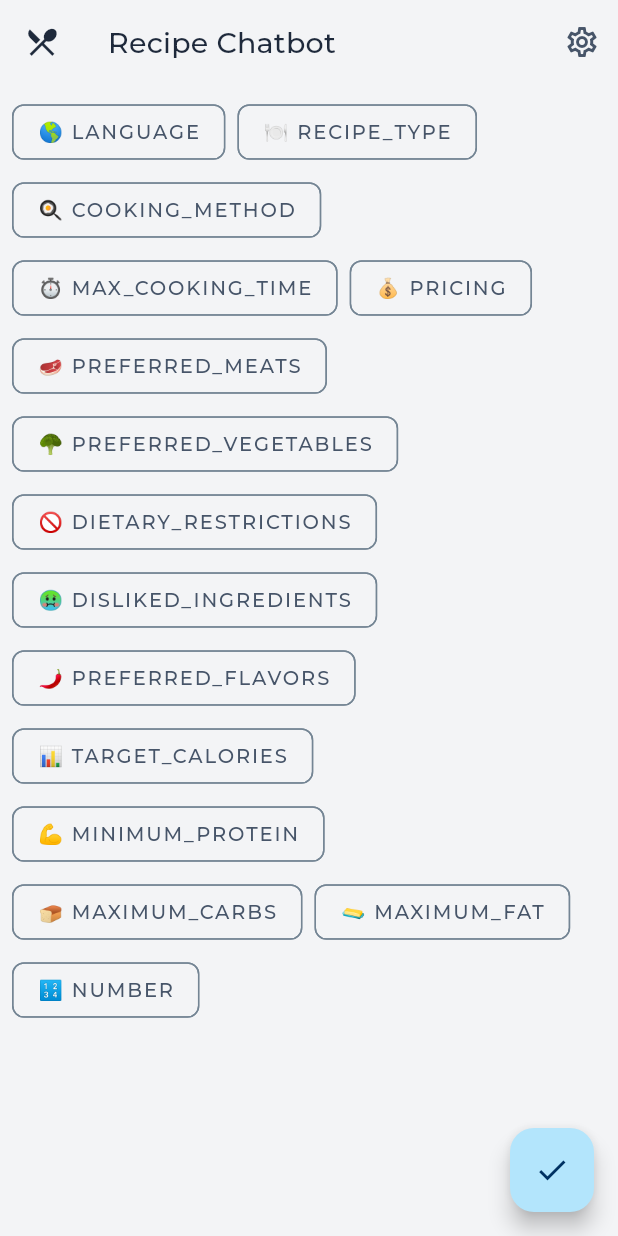
After one commit to oasisjpeg/CalorieAI, a Flutter app: the RecipeChatbotScreen screen opened directly, on a phone screen of 412 x 824 dp. The commit adds this screen. Run offline on Flutter 3.47's test engine with Material 3 defaults, Android fonts, the phone set to English and light mode, and no system bars; our stand-ins replace animated_flip_counter, auto_size_text, bloc, cached_network_image, envied, equatable and 15 more; missing offline and left inert: horizontal_picker, mobile_scanner; accounts and stored records are empty; generated files the repository leaves out were written again.

Commit message:
added recipe_chatbot

````diff
--- a/lib/core/presentation/widgets/main_appbar.dart
+++ b/lib/core/presentation/widgets/main_appbar.dart
@@ -1,11 +1,17 @@
+
 import 'package:flutter/material.dart';
 import 'package:opennutritracker/core/utils/navigation_options.dart';
 
 class MainAppbar extends StatelessWidget implements PreferredSizeWidget {
   final String title;
   final IconData iconData;
+  final VoidCallback? onPressedAdd;
 
-  const MainAppbar({super.key, required this.title, required this.iconData});
+  const MainAppbar(
+      {super.key,
+      required this.title,
+      required this.iconData,
+      this.onPressedAdd});
 
   @override
   Widget build(BuildContext context) {
@@ -13,15 +19,21 @@ class MainAppbar extends StatelessWidget implements PreferredSizeWidget {
       leading: Icon(iconData),
       title: Text(title),
       actions: [
+        if (onPressedAdd != null)
+          IconButton(
+              onPressed: () {
+                onPressedAdd?.call();
+              },
+              icon: const Icon(Icons.add)),
         IconButton(
-            onPressed: () {
-              Navigator.of(context).pushNamed(NavigationOptions.settingsRoute);
-            },
-            icon: const Icon(Icons.settings_outlined))
+          onPressed: () {
+            Navigator.of(context).pushNamed(NavigationOptions.settingsRoute);
+          },
+          icon: const Icon(Icons.settings_outlined),
+        )
       ],
     );
   }
-
   @override
   Size get preferredSize => const Size.fromHeight(kToolbarHeight);
 }
--- a/lib/core/utils/locator.dart
+++ b/lib/core/utils/locator.dart
@@ -53,6 +53,8 @@ import 'package:opennutritracker/features/meal_detail/presentation/bloc/meal_det
 import 'package:opennutritracker/features/onboarding/presentation/bloc/onboarding_bloc.dart';
 import 'package:opennutritracker/features/profile/presentation/bloc/profile_bloc.dart';
 import 'package:opennutritracker/features/scanner/domain/usecase/search_product_by_barcode_usecase.dart';
+import 'package:opennutritracker/features/recipe_chatbot/data/recipe_chatbot_service.dart';
+import 'package:opennutritracker/features/recipe_chatbot/presentation/bloc/recipe_chatbot_bloc.dart';
 import 'package:opennutritracker/features/scanner/presentation/scanner_bloc.dart';
 import 'package:opennutritracker/features/settings/domain/usecase/export_data_usecase.dart';
 import 'package:opennutritracker/features/settings/domain/usecase/import_data_usecase.dart';
@@ -80,6 +82,9 @@ Future<void> initLocator() async {
 
   // AI Services
   locator.registerLazySingleton<GeminiService>(() => GeminiService());
+
+  // ChatbotService
+  locator.registerLazySingleton<RecipeChatbotService>(() => RecipeChatbotService(locator()));
 
   // BLoCs
   locator.registerLazySingleton<OnboardingBloc>(
@@ -118,6 +123,7 @@ Future<void> initLocator() async {
       .registerFactory<ProductsBloc>(() => ProductsBloc(locator(), locator()));
   locator.registerFactory<FoodBloc>(() => FoodBloc(locator(), locator()));
   locator.registerFactory(() => RecentMealBloc(locator(), locator()));
+  locator.registerFactory(() => RecipeChatbotBloc(locator()));
 
   // UseCases
   locator.registerLazySingleton<GetConfigUsecase>(
--- /dev/null
+++ b/lib/features/recipe_chatbot/data/recipe_chatbot_service.dart
@@ -0,0 +1,146 @@
+import 'dart:convert';
+
+import 'package:opennutritracker/core/services/gemini_service.dart';
+import 'package:opennutritracker/features/recipe_chatbot/domain/recipe_entity.dart';
+
+class RecipeChatbotService {
+  final GeminiService geminiService;
+
+  RecipeChatbotService(this.geminiService);
+
+  // Moved the template outside the method to be a class member
+  static const String _recipePromptTemplate = """I need [NUMBER] recipes in JSON format, designed to fit specific macronutrient goals. Please consider the following user preferences:
+
+*   Language: [LANGUAGE] (Choose ONE: English, Spanish, French, German, etc. - The recipe should be written in this language.)
+*   Recipe Type: [RECIPE_TYPE] (Choose ONE: main course, side dish, snack, dessert, breakfast)
+*   Cooking Method: [COOKING_METHOD] (Prioritize air fryer. Can include other cooking methods only if necessary as a minor step. Options: air fryer, baked, grilled, stovetop)
+*   Maximum Cooking Time: [MAX_COOKING_TIME] minutes (Target is total cooking time. Be realistic.)
+*   Pricing: [PRICING] (Choose ONE: budget-friendly, normal, pricier. This reflects the cost of the ingredients per serving.)
+*   Preferred Meats: [PREFERRED_MEATS] (List preferred meats, separated by commas. Use 'any' if there are no meat preferences.)
+*   Preferred Vegetables: [PREFERRED_VEGETABLES] (List preferred vegetables, separated by commas. Use 'any' if there are no vegetable preferences.)
+*   Dietary Restrictions: [DIETARY_RESTRICTIONS] (List any restrictions. Use 'none' if there are no restrictions. Examples: gluten-free, dairy-free, vegetarian, vegan, low-carb, keto)
+*   Disliked Ingredients: [DISLIKED_INGREDIENTS] (List any ingredients to avoid, separated by commas. Use 'none' if there are no disliked ingredients. Examples: onions, mushrooms, cilantro)
+*   Preferred Flavors/Cuisines: [PREFERRED_FLAVORS] (Describe desired flavors or cuisines. Examples: spicy, Italian, Asian, Mexican, Mediterranean, BBQ. Use 'any' if there are no specific flavor preferences.)
+
+*   Macronutrient Targets (Per Serving):
+    *   Calories: Approximately [TARGET_CALORIES] (Prioritize staying close to this value. A tolerance of +/- 50 calories is acceptable, but aim to be as close as possible.)
+    *   Protein: At least [MINIMUM_PROTEIN] grams (Protein target is important for satiety. Prioritize meeting or exceeding this target.)
+    *   Carbs: Up to [MAXIMUM_CARBS] grams (Keep carbs below this maximum.)
+    *   Fat: Up to [MAXIMUM_FAT] grams (Keep fat below this maximum.)
+
+Instructions for Recipe Generation:
+
+1.  Prioritize recipes that can be realistically cooked primarily in an air fryer within the specified time limit. Only include other cooking methods as very minor steps if absolutely necessary.
+2.  Generate the recipe in the specified language. The instructions and ingredient names should be in the selected language.
+3.  Create a recipe that aligns with the chosen pricing category (budget-friendly, normal, pricier). Budget-friendly recipes should use inexpensive ingredients.
+4.  Use the preferred meats and vegetables as much as possible.
+5.  Strictly adhere to any dietary restrictions.
+6.  Ensure the disliked ingredients are completely absent from the recipes.
+7.  Aim for flavor profiles that match the preferred flavors/cuisines.
+8.  Crucially, focus on hitting the protein target first, then calories, then staying under the maximum carb and fat targets.
+9.  All quantities in the ingredient list MUST be in metric units (grams, milliliters, etc.).
+10. Nutritional values (calories, protein, carbs, fat) are ESTIMATES. They should be clearly stated for each recipe. If precise nutritional data is unavailable, provide a reasonable estimate.
+11. For ingredients, provide a list of strings. For nutriments, provide a nested object.
+12. Provide clear and easy-to-follow cooking instructions.
+
+Please provide the response strictly in the following JSON format. Do not include any other text before or after the JSON array. The response should be a valid JSON array of recipe objects:
+```json
+[
+  {
+    "title": "recipe title (in [LANGUAGE])",
+    "description": "recipe description (in [LANGUAGE])",
+    "prep_time": "X minutes",
+    "cook_time": "Y minutes",
+    "ingredients": ["ingredient1 (in [LANGUAGE])", "ingredient2 (in [LANGUAGE]) with quantity and metric unit", "ingredient3 (in [LANGUAGE]) with quantity and metric unit"],
+    "instructions": ["step 1 (in [LANGUAGE])", "step 2 (in [LANGUAGE])", "step 3 (in [LANGUAGE])"],
+    "nutriments": {
+      "calories": 500,
+      "protein": 40,
+      "carbs": 50,
+      "fat": 20
+    },
+    "serving_suggestion": "serving suggestion (in [LANGUAGE], optional)"
+  }
+]
+```"""; // End of the template string
+
+  Future<List<RecipeEntity>> getRecipes({
+    required String language,
+    required String recipeType,
+    required String cookingMethod,
+    required int maxCookingTime,
+    required String pricing,
+    required String preferredMeats,
+    required String preferredVegetables,
+    required String dietaryRestrictions,
+    required String dislikedIngredients,
+    required String preferredFlavors,
+    required int targetCalories,
+    required int minimumProtein,
+    required int maximumCarbs,
+    required int maximumFat,
+    required int number,
+  }) async {
+    String filledPrompt = _recipePromptTemplate; // Start with the base template
+
+    // Replace placeholders with actual values
+    filledPrompt = filledPrompt.replaceAll('[NUMBER]', number.toString());
+    filledPrompt = filledPrompt.replaceAll('[LANGUAGE]', language);
+    filledPrompt = filledPrompt.replaceAll('[RECIPE_TYPE]', recipeType);
+    filledPrompt = filledPrompt.replaceAll('[COOKING_METHOD]', cookingMethod);
+    filledPrompt = filledPrompt.replaceAll('[MAX_COOKING_TIME]', maxCookingTime.toString());
+    filledPrompt = filledPrompt.replaceAll('[PRICING]', pricing);
+    filledPrompt = filledPrompt.replaceAll('[PREFERRED_MEATS]', preferredMeats);
+    filledPrompt = filledPrompt.replaceAll('[PREFERRED_VEGETABLES]', preferredVegetables);
+    filledPrompt = filledPrompt.replaceAll('[DIETARY_RESTRICTIONS]', dietaryRestrictions);
+    filledPrompt = filledPrompt.replaceAll('[DISLIKED_INGREDIENTS]', dislikedIngredients);
+    filledPrompt = filledPrompt.replaceAll('[PREFERRED_FLAVORS]', preferredFlavors);
+    filledPrompt = filledPrompt.replaceAll('[TARGET_CALORIES]', targetCalories.toString());
+    filledPrompt = filledPrompt.replaceAll('[MINIMUM_PROTEIN]', minimumProtein.toString());
+    filledPrompt = filledPrompt.replaceAll('[MAXIMUM_CARBS]', maximumCarbs.toString());
+    filledPrompt = filledPrompt.replaceAll('[MAXIMUM_FAT]', maximumFat.toString());
+
+    // The part where you were appending dynamic values like "LANGUAGE: $language"
+    // is already handled by the replaceAll calls above. The template itself
+    // contains these placeholders. You do not need to append them again.
+    // The original code was trying to define the template and then append to it,
+    // which is not the correct way to use string templates with placeholders.
+
+    print('--- Sending Prompt to Gemini ---');
+    print(filledPrompt);
+    print('--- End of Prompt ---');
+
+    final response = await geminiService.sendMessage(message: filledPrompt);
+
+    print('--- Gemini Raw Response ---');
+    print(response);
+    print('--- End of Gemini Raw Response ---');
+
+    String responseString = response ;
+
+    if (responseString.startsWith("```json")) {
+      responseString = responseString.substring(7);
+    }
+    if (responseString.endsWith("```")) {
+      responseString = responseString.substring(0, responseString.length - 3);
+    }
+    responseString = responseString.trim();
+
+    try {
+      // Ensure the response is not empty before trying to decode
+      if (responseString.isEmpty) {
+        print('Gemini returned an empty response string.');
+        return [];
+      }
+      final List<dynamic> decodedJson = jsonDecode(responseString);
+      final List<RecipeEntity> recipes = decodedJson
+          .map((json) => RecipeEntity.fromJson(json as Map<String, dynamic>))
+          .toList();
+      return recipes;
+    } catch (e) {
+      print('Error decoding JSON from Gemini: $e');
+      print('Problematic JSON string: $responseString');
+      return [];
+    }
+  }
+}
--- /dev/null
+++ b/lib/features/recipe_chatbot/domain/recipe_entity.dart
@@ -0,0 +1,31 @@
+class RecipeEntity {
+  final String title;
+  final String description;
+  final List<String> ingredients;
+  final Map<String, String> nutriments;
+
+  RecipeEntity({
+    required this.title,
+    required this.description,
+    required this.ingredients,
+    required this.nutriments,
+  });
+
+  factory RecipeEntity.fromJson(Map<String, dynamic> json) {
+    return RecipeEntity(
+      title: json['title'],
+      description: json['description'],
+      ingredients: List<String>.from(json['ingredients']),
+      nutriments: Map<String, String>.from(json['nutriments']),
+    );
+  }
+
+    Map<String, dynamic> toJson() {
+    return {
+      'title': title,
+      'description': description,
+      'ingredients': ingredients,
+      'nutriments': nutriments,
+    };
+  }
+}
--- /dev/null
+++ b/lib/features/recipe_chatbot/presentation/bloc/recipe_chatbot_bloc.dart
@@ -0,0 +1,73 @@
+import 'package:bloc/bloc.dart';
+import 'package:opennutritracker/features/recipe_chatbot/data/recipe_chatbot_service.dart';
+import 'package:opennutritracker/features/recipe_chatbot/domain/recipe_entity.dart';
+import 'package:opennutritracker/features/recipe_chatbot/presentation/bloc/recipe_chatbot_event.dart';
+import 'package:opennutritracker/features/recipe_chatbot/presentation/bloc/recipe_chatbot_state.dart';
+
+class RecipeChatbotBloc extends Bloc<RecipeChatbotEvent, RecipeChatbotState> {
+  final RecipeChatbotService _recipeChatbotService;
+  final Map<String, String> _parameters = {};
+  RecipeChatbotBloc(this._recipeChatbotService)
+      : super(RecipeChatbotInitial()) {
+    on<RecipeChatbotLoad>((event, emit) async {
+      await getRecipes(emit);
+    });
+    on<RecipeChatbotUpdateParameter>((event, emit) {
+      _parameters[event.key] = event.value;
+      getRecipes(emit);
+    });
+    on<RecipeChatbotClear>((event, emit) {
+      _parameters.clear();
+      getRecipes(emit);
+    });
+  }
+
+  Future<void> getRecipes(Emitter<RecipeChatbotState> emit) async {
+    emit(RecipeChatbotLoading());
+    try {
+      final parameters = <String, dynamic>{
+        'LANGUAGE': _parameters['LANGUAGE'] ?? 'English',
+        'RECIPE_TYPE': _parameters['RECIPE_TYPE'] ?? 'main course',
+        'COOKING_METHOD': _parameters['COOKING_METHOD'] ?? 'air fryer',
+        'MAX_COOKING_TIME': _parameters['MAX_COOKING_TIME'] ?? '30',
+        'PRICING': _parameters['PRICING'] ?? 'normal',
+        'PREFERRED_MEATS': _parameters['PREFERRED_MEATS'] ?? 'any',
+        'PREFERRED_VEGETABLES': _parameters['PREFERRED_VEGETABLES'] ?? 'any',
+        'DIETARY_RESTRICTIONS': _parameters['DIETARY_RESTRICTIONS'] ?? 'none',
+        'DISLIKED_INGREDIENTS': _parameters['DISLIKED_INGREDIENTS'] ?? 'none',
+        'PREFERRED_FLAVORS': _parameters['PREFERRED_FLAVORS'] ?? 'any',
+        'TARGET_CALORIES': _parameters['TARGET_CALORIES'] ?? '600',
+        'MINIMUM_PROTEIN': _parameters['MINIMUM_PROTEIN'] ?? '40',
+        'MAXIMUM_CARBS': _parameters['MAXIMUM_CARBS'] ?? '70',
+        'MAXIMUM_FAT': _parameters['MAXIMUM_FAT'] ?? '30',
+        'NUMBER': _parameters['NUMBER'] ?? '3',
+      };
+
+      print(parameters);
+      final List<RecipeEntity> recipes = await _recipeChatbotService.getRecipes(
+        language: _parameters['LANGUAGE'] ?? 'English',
+        recipeType: _parameters['RECIPE_TYPE'] ?? 'main course',
+        cookingMethod: _parameters['COOKING_METHOD'] ?? 'air fryer',
+        maxCookingTime:
+            int.tryParse(_parameters['MAX_COOKING_TIME'] ?? '30') ?? 30,
+        pricing: _parameters['PRICING'] ?? 'normal',
+        preferredMeats: _parameters['PREFERRED_MEATS'] ?? 'any',
+        preferredVegetables: _parameters['PREFERRED_VEGETABLES'] ?? 'any',
+        dietaryRestrictions: _parameters['DIETARY_RESTRICTIONS'] ?? 'none',
+        dislikedIngredients: _parameters['DISLIKED_INGREDIENTS'] ?? 'none',
+        preferredFlavors: _parameters['PREFERRED_FLAVORS'] ?? 'any',
+        targetCalories:
+            int.tryParse(_parameters['TARGET_CALORIES'] ?? '600') ?? 600,
+        minimumProtein:
+            int.tryParse(_parameters['MINIMUM_PROTEIN'] ?? '40') ?? 40,
+        maximumCarbs: int.tryParse(_parameters['MAXIMUM_CARBS'] ?? '70') ?? 70,
+        maximumFat: int.tryParse(_parameters['MAXIMUM_FAT'] ?? '30') ?? 30,
+        number: int.tryParse(_parameters['NUMBER'] ?? '3') ?? 3,
+      );
+
+      emit(RecipeChatbotLoaded(recipes));
+    } catch (e) {
+      emit(RecipeChatbotError(e.toString()));
+    }
+  }
+}
--- /dev/null
+++ b/lib/features/recipe_chatbot/presentation/bloc/recipe_chatbot_event.dart
@@ -0,0 +1,22 @@
+import 'package:equatable/equatable.dart';
+
+abstract class RecipeChatbotEvent extends Equatable {
+  const RecipeChatbotEvent();
+
+  @override
+  List<Object> get props => [];
+}
+
+class RecipeChatbotLoad extends RecipeChatbotEvent {}
+
+class RecipeChatbotUpdateParameter extends RecipeChatbotEvent {
+  final String key;
+  final String value;
+
+  const RecipeChatbotUpdateParameter({required this.key, required this.value});
+
+  @override
+  List<Object> get props => [key, value];
+}
+
+class RecipeChatbotClear extends RecipeChatbotEvent {}
--- /dev/null
+++ b/lib/features/recipe_chatbot/presentation/bloc/recipe_chatbot_state.dart
@@ -0,0 +1,31 @@
+import 'package:equatable/equatable.dart';
+import 'package:opennutritracker/features/recipe_chatbot/domain/recipe_entity.dart';
+
+abstract class RecipeChatbotState extends Equatable {
+  const RecipeChatbotState();
+
+  @override
+  List<Object> get props => [];
+}
+
+class RecipeChatbotInitial extends RecipeChatbotState {
+  const RecipeChatbotInitial();
+}
+
+class RecipeChatbotLoading extends RecipeChatbotState {
+  const RecipeChatbotLoading();
+}
+
+class RecipeChatbotLoaded extends RecipeChatbotState {
+  final List<RecipeEntity> recipes;
+  const RecipeChatbotLoaded(this.recipes);
+    @override
+  List<Object> get props => [recipes];
+}
+
+class RecipeChatbotError extends RecipeChatbotState {
+  final String message;
+  const RecipeChatbotError(this.message);
+  @override
+  List<Object> get props => [message];
+}
--- /dev/null
+++ b/lib/features/recipe_chatbot/presentation/recipe_chatbot_screen.dart
@@ -0,0 +1,101 @@
+import 'package:flutter/material.dart';
+import 'package:flutter_bloc/flutter_bloc.dart';
+import 'package:opennutritracker/core/presentation/widgets/main_appbar.dart';
+import 'package:opennutritracker/features/recipe_chatbot/presentation/bloc/recipe_chatbot_bloc.dart';
+import 'package:opennutritracker/features/recipe_chatbot/presentation/bloc/recipe_chatbot_event.dart';
+import 'package:opennutritracker/features/recipe_chatbot/presentation/bloc/recipe_chatbot_state.dart';
+import 'package:opennutritracker/features/recipe_chatbot/presentation/widgets/parameter_chip.dart';
+import 'package:opennutritracker/features/recipe_chatbot/presentation/widgets/recipe_card.dart';
+
+import '../../../core/utils/locator.dart';
+
+class RecipeChatbotScreen extends StatelessWidget {
+  const RecipeChatbotScreen({super.key});
+
+  @override
+  Widget build(BuildContext context) {
+    return BlocProvider(
+      create: (context) => locator<RecipeChatbotBloc>(),
+      child: Scaffold(
+        appBar: MainAppbar(
+          title: 'Recipe Chatbot',
+          iconData: Icons.restaurant_menu,
+        ),
+        body: BlocBuilder<RecipeChatbotBloc, RecipeChatbotState>(
+          builder: (context, state) {
+            if (state is RecipeChatbotInitial) {
+              return Padding(
+                padding: const EdgeInsets.all(8.0),
+                child: Wrap(
+                  spacing: 8.0,
+                  runSpacing: 4.0,
+                  children: [
+                    ParameterChip(label: 'LANGUAGE', emoji: '🌎', onChanged: (value) => context.read<RecipeChatbotBloc>().add(RecipeChatbotUpdateParameter(key: 'LANGUAGE', value: value))),
+                    ParameterChip(label: 'RECIPE_TYPE', emoji: '🍽️', onChanged: (value) => context.read<RecipeChatbotBloc>().add(RecipeChatbotUpdateParameter(key: 'RECIPE_TYPE', value: value))),
+                    ParameterChip(label: 'COOKING_METHOD', emoji: '🍳', onChanged: (value) => context.read<RecipeChatbotBloc>().add(RecipeChatbotUpdateParameter(key: 'COOKING_METHOD', value: value))),
+                    ParameterChip(label: 'MAX_COOKING_TIME', emoji: '⏱️', onChanged: (value) => context.read<RecipeChatbotBloc>().add(RecipeChatbotUpdateParameter(key: 'MAX_COOKING_TIME', value: value))),
+                    ParameterChip(label: 'PRICING', emoji: '💰', onChanged: (value) => context.read<RecipeChatbotBloc>().add(RecipeChatbotUpdateParameter(key: 'PRICING', value: value))),
+                    ParameterChip(label: 'PREFERRED_MEATS', emoji: '🥩', onChanged: (value) => context.read<RecipeChatbotBloc>().add(RecipeChatbotUpdateParameter(key: 'PREFERRED_MEATS', value: value))),
+                    ParameterChip(label: 'PREFERRED_VEGETABLES', emoji: '🥦', onChanged: (value) => context.read<RecipeChatbotBloc>().add(RecipeChatbotUpdateParameter(key: 'PREFERRED_VEGETABLES', value: value))),
+                    ParameterChip(label: 'DIETARY_RESTRICTIONS', emoji: '🚫', onChanged: (value) => context.read<RecipeChatbotBloc>().add(RecipeChatbotUpdateParameter(key: 'DIETARY_RESTRICTIONS', value: value))),
+                    ParameterChip(label: 'DISLIKED_INGREDIENTS', emoji: '🤢', onChanged: (value) => context.read<RecipeChatbotBloc>().add(RecipeChatbotUpdateParameter(key: 'DISLIKED_INGREDIENTS', value: value))),
+                    ParameterChip(label: 'PREFERRED_FLAVORS', emoji: '🌶️', onChanged: (value) => context.read<RecipeChatbotBloc>().add(RecipeChatbotUpdateParameter(key: 'PREFERRED_FLAVORS', value: value))),
+                    ParameterChip(label: 'TARGET_CALORIES', emoji: '📊', onChanged: (value) => context.read<RecipeChatbotBloc>().add(RecipeChatbotUpdateParameter(key: 'TARGET_CALORIES', value: value))),
+                    ParameterChip(label: 'MINIMUM_PROTEIN', emoji: '💪', onChanged: (value) => context.read<RecipeChatbotBloc>().add(RecipeChatbotUpdateParameter(key: 'MINIMUM_PROTEIN', value: value))),
+                    ParameterChip(label: 'MAXIMUM_CARBS', emoji: '🍞', onChanged: (value) => context.read<RecipeChatbotBloc>().add(RecipeChatbotUpdateParameter(key: 'MAXIMUM_CARBS', value: value))),
+                    ParameterChip(label: 'MAXIMUM_FAT', emoji: '🧈', onChanged: (value) => context.read<RecipeChatbotBloc>().add(RecipeChatbotUpdateParameter(key: 'MAXIMUM_FAT', value: value))),
+                    ParameterChip(label: 'NUMBER', emoji: '🔢', onChanged: (value) => context.read<RecipeChatbotBloc>().add(RecipeChatbotUpdateParameter(key: 'NUMBER', value: value))),
+                  ],
+                ),
+              );
+            }
+            if (state is RecipeChatbotLoaded) {
+              return Padding(
+                padding: const EdgeInsets.all(8.0),
+                child: ListView(
+                  children: [
+                    ...state.recipes.map((recipe) => RecipeCard(recipe: recipe)).toList(),
+                    Center(
+                      child: ElevatedButton(
+                        onPressed: () {
+                          context.read<RecipeChatbotBloc>().add(RecipeChatbotClear());
+                        },
+                        child: const Text('Clear'),
+                      ),
+                    )
+                  ],
+                ),
+              );
+            }
+            if (state is RecipeChatbotLoading) {
+              return const Center(
+                child: CircularProgressIndicator(),
+              );
+            }
+            if(state is RecipeChatbotError){
+              return const Center(
+                child: Text('Error'),
+              );
+            }
+            return const Center(
+              child: Text('Unknown state'),
+            );
+          },
+        ),
+        floatingActionButton: BlocBuilder<RecipeChatbotBloc, RecipeChatbotState>(
+          builder: (context, state) {
+            if (state is RecipeChatbotInitial) {
+              return FloatingActionButton(
+                onPressed: () {
+                  context.read<RecipeChatbotBloc>().add(RecipeChatbotLoad());
+                },
+                child: const Icon(Icons.check),
+              );
+            }
+            return const SizedBox.shrink();
+          },
+        ),
+      ),
+    );
+  }
+}
--- /dev/null
+++ b/lib/features/recipe_chatbot/presentation/widgets/parameter_chip.dart
@@ -0,0 +1,22 @@
+import 'package:flutter/material.dart';
+
+class ParameterChip extends StatelessWidget {
+  final String emoji;
+  final ValueChanged<String>? onChanged;
+
+  const ParameterChip({
+    super.key,
+    required this.label,
+    required this.emoji,
+    this.onChanged,
+  });
+  final String label;
+
+  @override
+  Widget build(BuildContext context) {
+    return FilterChip(
+      label: Text('$emoji $label'),
+      onSelected: (isSelected) => onChanged?.call(label),
+    );
+  }
+}
````
Also changed, not shown: lib/core/presentation/main_screen.dart (+31 -13 lines), lib/core/services/gemini_service.dart (+41 -0 lines), lib/features/recipe_chatbot/presentation/widgets/recipe_card.dart (added, +58 -0 lines).
